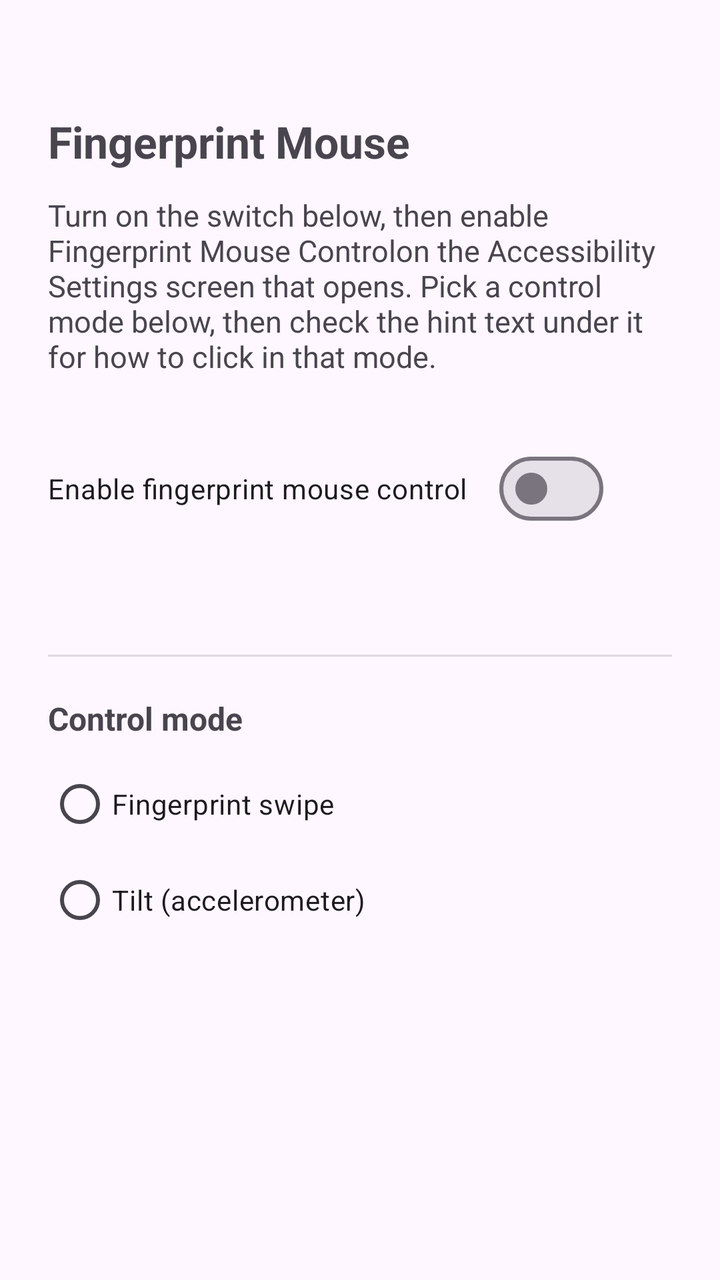
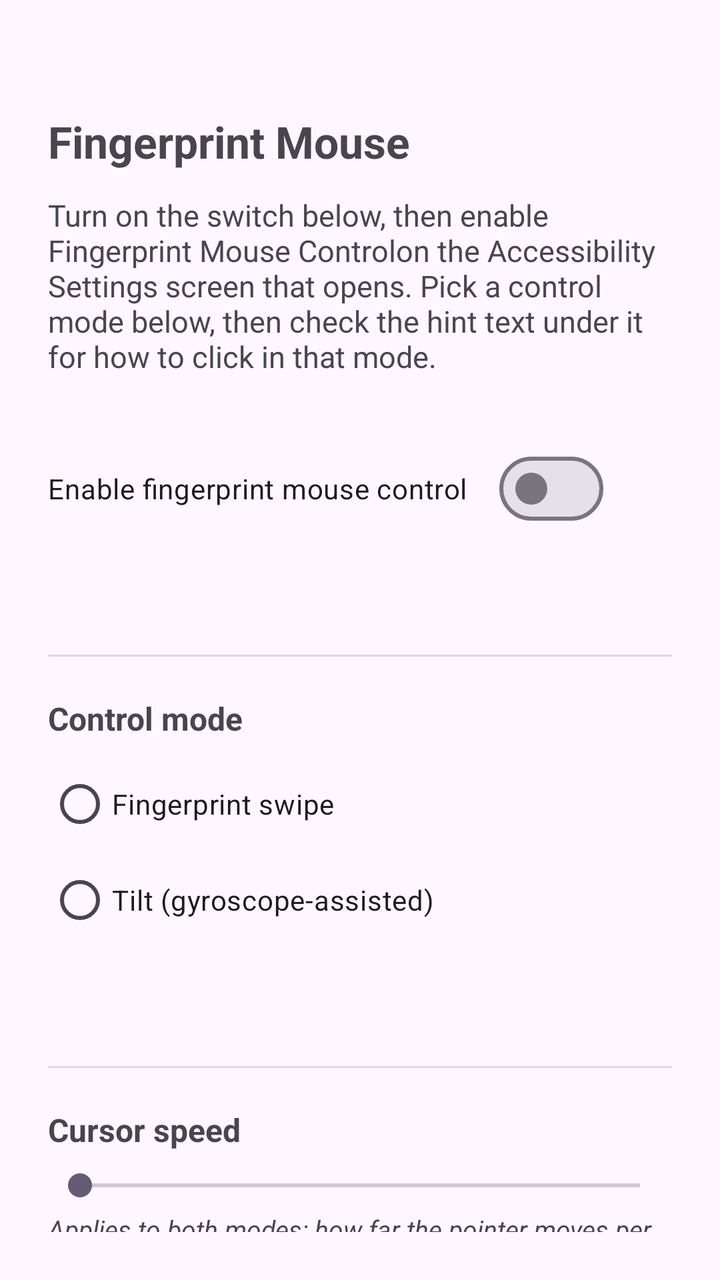

The first picture is an Android layout as it rendered before a commit; the second is the same layout after the commit. The layout source and the unified diff follow.
<!-- AndroidManifest.xml: application theme Theme.Material3.DayNight.NoActionBar -->
<!-- res/layout/activity_main.xml -->
<?xml version="1.0" encoding="utf-8"?>
<androidx.constraintlayout.widget.ConstraintLayout
    xmlns:android="http://schemas.android.com/apk/res/android"
    xmlns:app="http://schemas.android.com/apk/res-auto"
    android:layout_width="match_parent"
    android:layout_height="match_parent"
    android:padding="24dp">

    <TextView
        android:id="@+id/textTitle"
        android:layout_width="wrap_content"
        android:layout_height="wrap_content"
        android:text="@string/app_name"
        android:textSize="22sp"
        android:textStyle="bold"
        app:layout_constraintTop_toTopOf="parent"
        app:layout_constraintStart_toStartOf="parent"
        android:layout_marginTop="32dp" />

    <TextView
        android:id="@+id/textDescription"
        android:layout_width="0dp"
        android:layout_height="wrap_content"
        android:layout_marginTop="12dp"
        android:text="@string/main_description"
        android:textSize="15sp"
        app:layout_constraintTop_toBottomOf="@id/textTitle"
        app:layout_constraintStart_toStartOf="parent"
        app:layout_constraintEnd_toEndOf="parent" />

    <com.google.android.material.materialswitch.MaterialSwitch
        android:id="@+id/switchService"
        android:layout_width="wrap_content"
        android:layout_height="wrap_content"
        android:layout_marginTop="32dp"
        android:text="@string/switch_label"
        app:layout_constraintTop_toBottomOf="@id/textDescription"
        app:layout_constraintStart_toStartOf="parent" />

    <TextView
        android:id="@+id/textStatus"
        android:layout_width="wrap_content"
        android:layout_height="wrap_content"
        android:layout_marginTop="12dp"
        android:textStyle="italic"
        app:layout_constraintTop_toBottomOf="@id/switchService"
        app:layout_constraintStart_toStartOf="parent" />

    <View
        android:id="@+id/dividerModeSection"
        android:layout_width="0dp"
        android:layout_height="1dp"
        android:layout_marginTop="28dp"
        android:background="?android:attr/listDivider"
        app:layout_constraintTop_toBottomOf="@id/textStatus"
        app:layout_constraintStart_toStartOf="parent"
        app:layout_constraintEnd_toEndOf="parent" />

    <TextView
        android:id="@+id/textModeLabel"
        android:layout_width="wrap_content"
        android:layout_height="wrap_content"
        android:layout_marginTop="20dp"
        android:text="@string/control_mode_label"
        android:textSize="16sp"
        android:textStyle="bold"
        app:layout_constraintTop_toBottomOf="@id/dividerModeSection"
        app:layout_constraintStart_toStartOf="parent" />

    <RadioGroup
        android:id="@+id/radioGroupMode"
        android:layout_width="wrap_content"
        android:layout_height="wrap_content"
        android:layout_marginTop="8dp"
        app:layout_constraintTop_toBottomOf="@id/textModeLabel"
        app:layout_constraintStart_toStartOf="parent">

        <RadioButton
            android:id="@+id/radioFingerprint"
            android:layout_width="wrap_content"
            android:layout_height="wrap_content"
            android:text="@string/radio_fingerprint_label" />

        <RadioButton
            android:id="@+id/radioTilt"
            android:layout_width="wrap_content"
            android:layout_height="wrap_content"
            android:text="@string/radio_tilt_label" />

    </RadioGroup>

    <TextView
        android:id="@+id/textModeHint"
        android:layout_width="0dp"
        android:layout_height="wrap_content"
        android:layout_marginTop="12dp"
        android:textSize="14sp"
        android:textStyle="italic"
        app:layout_constraintTop_toBottomOf="@id/radioGroupMode"
        app:layout_constraintStart_toStartOf="parent"
        app:layout_constraintEnd_toEndOf="parent" />

</androidx.constraintlayout.widget.ConstraintLayout>
<!-- resources referenced by this layout -->
<resources>
  <string name="app_name">Fingerprint Mouse</string>
  <string name="control_mode_label">Control mode</string>
  <string name="main_description">Turn on the switch below, then enable "Fingerprint Mouse Control" on the Accessibility Settings screen that opens. Pick a control mode below, then check the hint text under it for how to click in that mode.</string>
  <string name="radio_fingerprint_label">Fingerprint swipe</string>
  <string name="radio_tilt_label">Tilt (accelerometer)</string>
  <string name="switch_label">Enable fingerprint mouse control</string>
</resources>

<!-- the commit's change to res/layout/activity_main.xml (unified diff, before → after) -->
@@ -100,4 +100,56 @@
         app:layout_constraintStart_toStartOf="parent"
         app:layout_constraintEnd_toEndOf="parent" />
 
+    <View
+        android:id="@+id/dividerSpeedSection"
+        android:layout_width="0dp"
+        android:layout_height="1dp"
+        android:layout_marginTop="28dp"
+        android:background="?android:attr/listDivider"
+        app:layout_constraintTop_toBottomOf="@id/textModeHint"
+        app:layout_constraintStart_toStartOf="parent"
+        app:layout_constraintEnd_toEndOf="parent" />
+
+    <TextView
+        android:id="@+id/textSpeedLabel"
+        android:layout_width="wrap_content"
+        android:layout_height="wrap_content"
+        android:layout_marginTop="20dp"
+        android:text="@string/cursor_speed_label"
+        android:textSize="16sp"
+        android:textStyle="bold"
+        app:layout_constraintTop_toBottomOf="@id/dividerSpeedSection"
+        app:layout_constraintStart_toStartOf="parent" />
+
+    <TextView
+        android:id="@+id/textSpeedValue"
+        android:layout_width="wrap_content"
+        android:layout_height="wrap_content"
+        app:layout_constraintTop_toTopOf="@id/textSpeedLabel"
+        app:layout_constraintBottom_toBottomOf="@id/textSpeedLabel"
+        app:layout_constraintEnd_toEndOf="parent" />
+
+    <SeekBar
+        android:id="@+id/seekBarSpeed"
+        android:layout_width="0dp"
+        android:layout_height="wrap_content"
+        android:layout_marginTop="8dp"
+        android:min="50"
+        android:max="300"
+        app:layout_constraintTop_toBottomOf="@id/textSpeedLabel"
+        app:layout_constraintStart_toStartOf="parent"
+        app:layout_constraintEnd_toEndOf="parent" />
+
+    <TextView
+        android:id="@+id/textSpeedHint"
+        android:layout_width="0dp"
+        android:layout_height="wrap_content"
+        android:layout_marginTop="4dp"
+        android:text="@string/speed_hint"
+        android:textSize="13sp"
+        android:textStyle="italic"
+        app:layout_constraintTop_toBottomOf="@id/seekBarSpeed"
+        app:layout_constraintStart_toStartOf="parent"
+        app:layout_constraintEnd_toEndOf="parent" />
+
 </androidx.constraintlayout.widget.ConstraintLayout>
<!-- resource entries referenced after the edit -->
@@ -2,9 +2,11 @@
 <resources>
   <string name="app_name">Fingerprint Mouse</string>
   <string name="control_mode_label">Control mode</string>
+  <string name="cursor_speed_label">Cursor speed</string>
   <string name="main_description">Turn on the switch below, then enable "Fingerprint Mouse Control" on the Accessibility Settings screen that opens. Pick a control mode below, then check the hint text under it for how to click in that mode.</string>
   <string name="radio_fingerprint_label">Fingerprint swipe</string>
-  <string name="radio_tilt_label">Tilt (accelerometer)</string>
+  <string name="radio_tilt_label">Tilt (gyroscope-assisted)</string>
+  <string name="speed_hint">Applies to both modes: how far the pointer moves per swipe (fingerprint) or per tilt update (tilt).</string>
   <string name="switch_label">Enable fingerprint mouse control</string>
 </resources>
 
